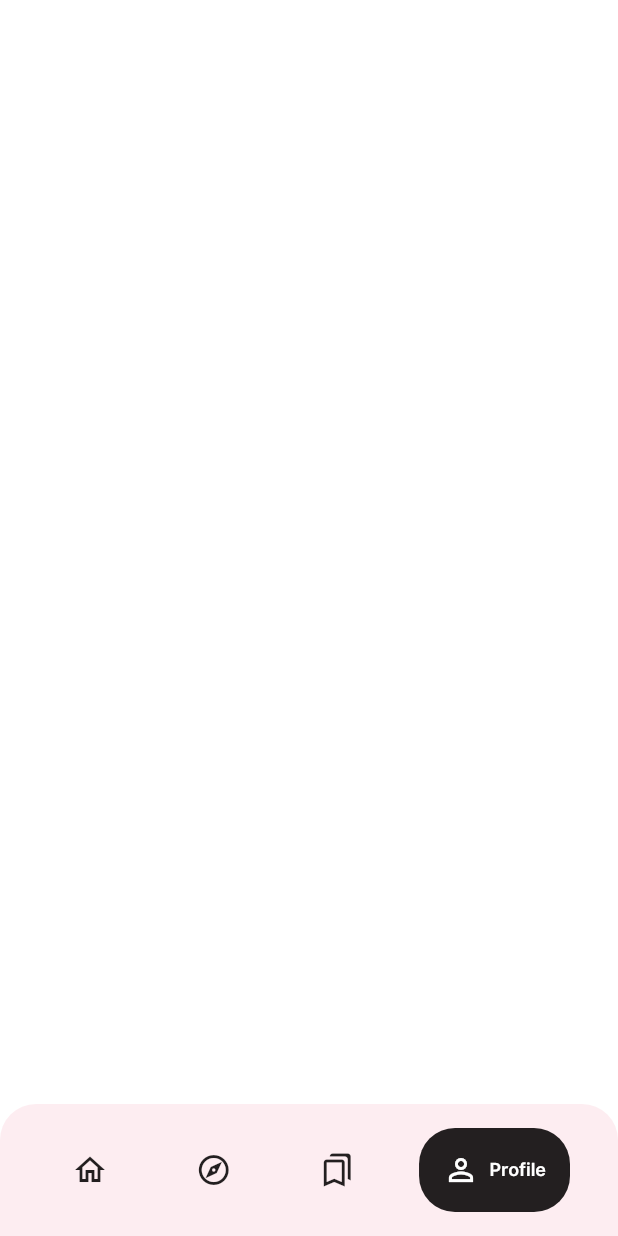
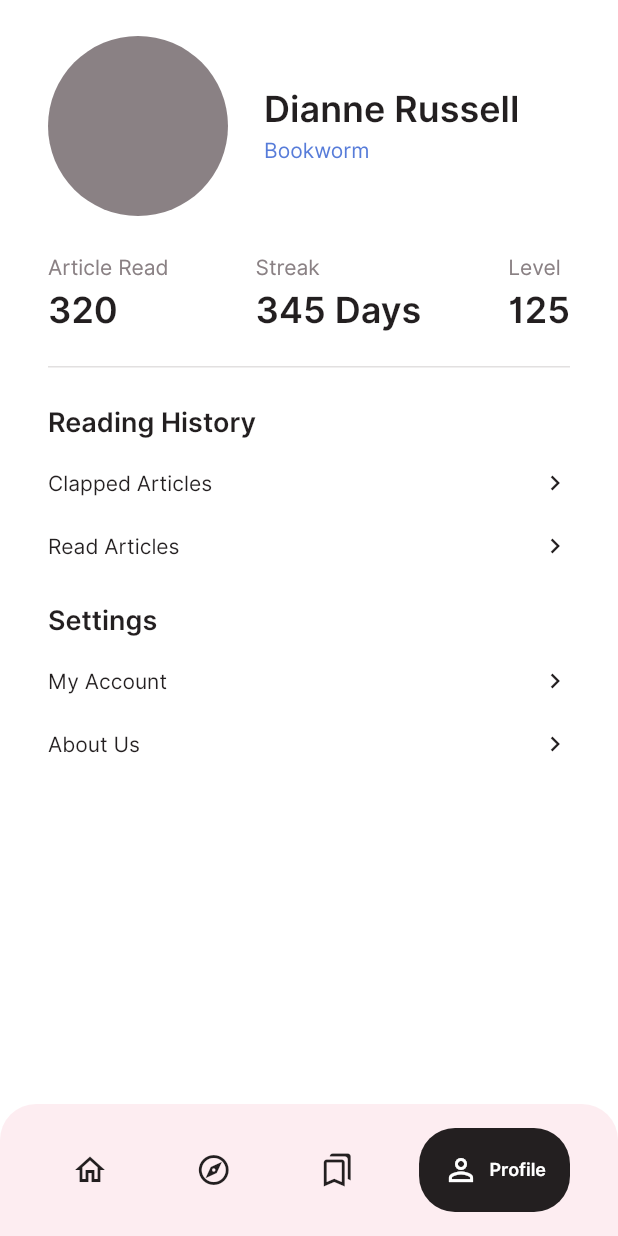
Before and after one commit to EnRoseK/news_app, a Flutter app: the screen it shows after launch, item 4 of the bottom bar chosen, on a phone screen of 412 x 824 dp. Run offline on Flutter 3.47's test engine with Material 3 defaults, Android fonts, the phone set to English and light mode, and no system bars; drawn by our look-alikes of google_nav_bar.

Commit message:
Finish profile page

```diff
--- /dev/null
+++ b/lib/components/profiles_page/profile_page_menu.dart
@@ -0,0 +1,67 @@
+import 'package:flutter/material.dart';
+import 'package:news_app/utils/thememode_color.dart';
+
+class ProfilePageMenu extends StatelessWidget {
+  const ProfilePageMenu(
+      {super.key, required this.title, this.items = const []});
+
+  final String title;
+  final List<ProfilePageMenuItem>? items;
+
+  @override
+  Widget build(BuildContext context) {
+    return Column(
+      crossAxisAlignment: CrossAxisAlignment.start,
+      mainAxisSize: MainAxisSize.min,
+      children: [
+        Text(
+          title,
+          style: Theme.of(context).textTheme.headlineMedium,
+        ),
+        const SizedBox(height: 8),
+        ...items!.map((item) {
+          return _item(context, title: item.title, onTap: item.onTap);
+        })
+      ],
+    );
+  }
+
+  Material _item(BuildContext context,
+      {required String title, required void Function() onTap}) {
+    return Material(
+      color: Colors.transparent,
+      child: InkWell(
+        onTap: onTap,
+        child: Padding(
+          padding: const EdgeInsets.symmetric(vertical: 11),
+          child: Row(
+            crossAxisAlignment: CrossAxisAlignment.center,
+            mainAxisAlignment: MainAxisAlignment.spaceBetween,
+            mainAxisSize: MainAxisSize.max,
+            children: [
+              Text(
+                title,
+                style: Theme.of(context)
+                    .textTheme
+                    .titleLarge!
+                    .copyWith(color: textPrimary(isLightMode(context))),
+              ),
+              Icon(
+                Icons.keyboard_arrow_right,
+                size: 20,
+                color: textPrimary(isLightMode(context)),
+              ),
+            ],
+          ),
+        ),
+      ),
+    );
+  }
+}
+
+class ProfilePageMenuItem {
+  const ProfilePageMenuItem({required this.title, required this.onTap});
+
+  final String title;
+  final void Function() onTap;
+}
--- /dev/null
+++ b/lib/components/profiles_page/profile_page_user.dart
@@ -0,0 +1,47 @@
+import 'package:flutter/material.dart';
+import 'package:news_app/utils/thememode_color.dart';
+
+class ProfilePageUser extends StatelessWidget {
+  const ProfilePageUser({super.key});
+
+  @override
+  Widget build(BuildContext context) {
+    return Row(
+      crossAxisAlignment: CrossAxisAlignment.center,
+      mainAxisAlignment: MainAxisAlignment.spaceBetween,
+      mainAxisSize: MainAxisSize.max,
+      children: [
+        ClipRRect(
+          borderRadius: BorderRadius.circular(120),
+          child: Container(
+            width: 120,
+            height: 120,
+            decoration: BoxDecoration(
+              color: textPlaceholder(isLightMode(context)),
+            ),
+          ),
+        ),
+        const SizedBox(width: 24),
+        Expanded(
+          child: Column(
+            crossAxisAlignment: CrossAxisAlignment.start,
+            mainAxisSize: MainAxisSize.min,
+            children: [
+              Text(
+                "Dianne Russell",
+                style: Theme.of(context).textTheme.headlineLarge,
+              ),
+              const SizedBox(height: 4),
+              Text(
+                "Bookworm",
+                style: Theme.of(context).textTheme.titleLarge!.copyWith(
+                      color: blue5(isLightMode(context)),
+                    ),
+              ),
+            ],
+          ),
+        ),
+      ],
+    );
+  }
+}
--- /dev/null
+++ b/lib/components/profiles_page/profile_page_user_read_info.dart
@@ -0,0 +1,41 @@
+import 'package:flutter/material.dart';
+import 'package:news_app/utils/thememode_color.dart';
+
+class ProfilePageUserReadInfo extends StatelessWidget {
+  const ProfilePageUserReadInfo({super.key});
+
+  @override
+  Widget build(BuildContext context) {
+    return Row(
+      crossAxisAlignment: CrossAxisAlignment.center,
+      mainAxisAlignment: MainAxisAlignment.spaceBetween,
+      mainAxisSize: MainAxisSize.max,
+      children: [
+        _item(context, title: "Article Read", text: "320"),
+        _item(context, title: "Streak", text: "345 Days"),
+        _item(context, title: "Level", text: "125"),
+      ],
+    );
+  }
+
+  Column _item(BuildContext context,
+      {required String title, required String text}) {
+    return Column(
+      crossAxisAlignment: CrossAxisAlignment.start,
+      children: [
+        Text(
+          title,
+          style: Theme.of(context)
+              .textTheme
+              .titleLarge!
+              .copyWith(color: grey5(isLightMode(context))),
+        ),
+        const SizedBox(height: 4),
+        Text(
+          text,
+          style: Theme.of(context).textTheme.headlineLarge,
+        ),
+      ],
+    );
+  }
+}
--- a/lib/pages/profile_page.dart
+++ b/lib/pages/profile_page.dart
@@ -1,10 +1,46 @@
 import 'package:flutter/material.dart';
+import 'package:news_app/components/profiles_page/profile_page_menu.dart';
+import 'package:news_app/components/profiles_page/profile_page_user.dart';
+import 'package:news_app/components/profiles_page/profile_page_user_read_info.dart';
+import 'package:news_app/utils/thememode_color.dart';
 
 class ProfilePage extends StatelessWidget {
   const ProfilePage({super.key});
 
   @override
   Widget build(BuildContext context) {
-    return const Scaffold();
+    return SafeArea(
+      child: ListView(
+        padding: const EdgeInsets.symmetric(horizontal: 32, vertical: 24)
+            .copyWith(bottom: 100),
+        children: [
+          const ProfilePageUser(),
+          const SizedBox(height: 24),
+          const ProfilePageUserReadInfo(),
+          const SizedBox(height: 24),
+          Container(
+            width: double.infinity,
+            height: 1,
+            color: grey2(isLightMode(context)),
+          ),
+          const SizedBox(height: 24),
+          ProfilePageMenu(
+            title: "Reading History",
+            items: [
+              ProfilePageMenuItem(title: "Clapped Articles", onTap: () {}),
+              ProfilePageMenuItem(title: "Read Articles", onTap: () {}),
+            ],
+          ),
+          const SizedBox(height: 16),
+          ProfilePageMenu(
+            title: "Settings",
+            items: [
+              ProfilePageMenuItem(title: "My Account", onTap: () {}),
+              ProfilePageMenuItem(title: "About Us", onTap: () {}),
+            ],
+          ),
+        ],
+      ),
+    );
   }
 }
```
